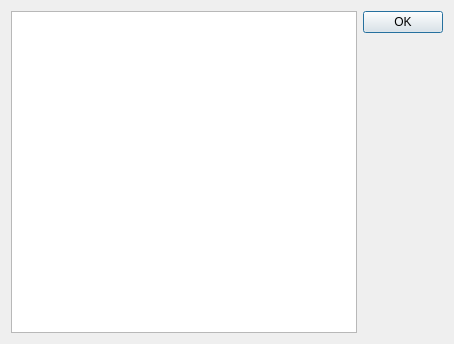
Qt form Centaur/ui/PluginsDialog.ui (519984307/Centaur) before a commit.
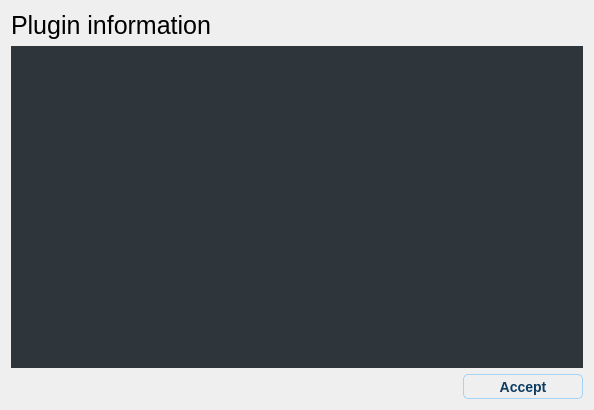
The same form after that commit.

Commit message: Starting to get rid of the XML ui file and the locale data in favor of the qt integrated one

The edit to the form file:
```diff
--- a/Centaur/ui/PluginsDialog.ui
+++ b/Centaur/ui/PluginsDialog.ui
@@ -9,8 +9,8 @@
    <rect>
     <x>0</x>
     <y>0</y>
-    <width>454</width>
-    <height>344</height>
+    <width>594</width>
+    <height>410</height>
    </rect>
   </property>
   <property name="minimumSize">
@@ -28,12 +28,190 @@
   <property name="windowTitle">
    <string>Plugins</string>
   </property>
+  <property name="styleSheet">
+   <string notr="true">QDialog{
+background-color: qlineargradient(x1:0.5, y1: 0, x2:0.5, y2:1, 
+							stop: 0 rgb(16,24,31) stop: 1  rgb(3,12,19));
+border: 0px;
+border-top-left-radius: 0px;
+border-top-right-radius: 0px;
+border-bottom-left-radius: 0px;
+border-bottom-right-radius: 0px;
+}
+
+
+
+QPushButton{
+font-size: 14px;
+font-weight: 600;
+color:  #0D3C61;
+border: 0px;
+border-radius:  5px;
+background-color: qlineargradient(x1:0.5, y1: 0, x2:0.5, y2:1, 
+							stop: 0 rgb(66,166,245) stop: 1  rgb(44,155,244));
+}
+
+
+QPushButton:default{
+font-size: 14px;
+font-weight: 800;
+color:  #0d3C61;
+border: 0px;
+border-radius:  5px;
+border: 1px solid rgba(144,203,249,200);
+background-color: qlineargradient(x1:0.5, y1: 0, x2:0.5, y2:1, 
+							stop: 0 rgb(77,171,245) stop: 1  rgb(44,155,244));
+}
+
+
+
+QPushButton:hover, QPushButton:hover:default{
+	background-color: qlineargradient(x1:0.5, y1: 0, x2:0.5, y2:1, 
+							stop: 0 rgb(89,176,246) stop: 1  rgb(66,166,245));
+}
+
+
+
+QPushButton:pressed{
+background-color: qlineargradient(x1:0.5, y1: 0, x2:0.5, y2:1, 
+							stop: 0 rgb(122,192,248) stop: 1  rgb(100,182,247));
+}
+
+QPushButton:pressed:default{
+background-color: qlineargradient(x1:0.5, y1: 0, x2:0.5, y2:1, 
+							stop: 0 rgb(122,192,248) stop: 1  rgb(100,182,247));
+}
+
+QPushButton:disabled{
+color: #c0c0c0;
+background-color: #9D9EA4;
+}
+
+QLineEdit{
+font-size: 14px;
+border: 0px;
+color: rgb(225,225,255);
+background-color: rgb(63,70,76);
+border-radius:  0px;
+border-bottom: 2px solid  rgb(63,70,76);
+min-height: 25px;
+padding: 0 0 0 5;
+}
+
+
+QLineEdit:hover{
+background-color:  rgb(78,85,90);
+border-bottom: 2px solid #6ec6ff;
+}
+
+QLineEdit:focus{
+color: white;
+background-color:  rgb(94,100,105);
+border-bottom: 2px solid rgb(33,150,243);
+}
+
+QGroupBox {
+	font-size: 14px;
+    background-color: rgb(26,34,40);
+    border-radius: 5px;
+    margin-top: 18px; /* leave space at the top for the title */
+}
+
+QGroupBox::title {
+    subcontrol-origin: margin;
+    subcontrol-position: top left; /* position at the top center */
+    padding: 0 3px;
+}
+
+
+</string>
+  </property>
   <property name="modal">
    <bool>true</bool>
   </property>
-  <layout class="QHBoxLayout" name="horizontalLayout">
-   <item>
+  <layout class="QGridLayout" name="gridLayout">
+   <item row="1" column="0" colspan="2">
     <widget class="QTableView" name="pluginsTable">
+     <property name="styleSheet">
+      <string notr="true">QTableView {
+    color: white;
+    background-color: rgb(46,53,59);
+    alternate-background-color: rgb(61,68,73);
+    border: 0px;
+}
+QTableView QTableCornerButton::section {
+
+   background-color: qlineargradient(x1:0.5, y1: 0, x2:0.5, y2:1, 
+							stop: 0 rgb(82,153,212) stop: 1  rgb(91,158,214));
+    border: 0px;
+}
+QTableView::item {
+    border: 0px;
+    height: 25px;
+}
+QTableView::item:hover{
+    background-color: rgb(79,85,90);
+}
+QTableView::item:hover:selected{
+    background-color: rgb(104,109,113);
+	font-weight: 800;
+}
+QTableView::item:selected{
+    color: white;
+	font-weight: 600;
+    background-color: rgba(91,97,102,125);
+}
+QHeaderView::section:checked
+{
+    background-color:  #3387CD;
+    color: white;
+}
+/***************************************************************************/
+QHeaderView::section {
+    font: normal 800 13px Roboto;
+    padding-left: 4px;
+    border: 0px;
+    height: 26px;
+	background-color: qlineargradient(x1:0.5, y1: 0, x2:0.5, y2:1, 
+							stop: 0 rgb(13,113,195) stop: 1  rgb(0,105,192));
+    color: white;
+    padding-left: 4px;
+    border: 0px;
+}
+
+
+QHeaderView::section:hover
+{
+    background-color: qlineargradient(x1:0.5, y1: 0, x2:0.5, y2:1, 
+							stop: 0 rgb(82,153,212) stop: 1  rgb(91,158,214));
+    color: white;
+}
+
+
+QLineEdit{
+font-size: 14px;
+border: 0px;
+color: rgb(225,225,255);
+background-color: #dfdfdf;
+border-radius:  0px;
+border-bottom: 2px solid  rgb(63,70,76);
+min-height: 25px;
+padding: 0 0 0 5;
+}
+
+
+QLineEdit:hover{
+background-color:  rgb(78,85,90);
+border-bottom: 2px solid #6ec6ff;
+}
+
+QLineEdit:focus{
+color: black;
+background-color:  #dfdfdf;
+border-bottom: 2px solid rgb(33,150,243);
+}
+</string>
+     </property>
      <property name="editTriggers">
       <set>QAbstractItemView::NoEditTriggers</set>
      </property>
@@ -43,18 +221,73 @@
      <property name="selectionBehavior">
       <enum>QAbstractItemView::SelectRows</enum>
      </property>
+     <property name="showGrid">
+      <bool>false</bool>
+     </property>
+     <property name="gridStyle">
+      <enum>Qt::NoPen</enum>
+     </property>
      <property name="sortingEnabled">
       <bool>true</bool>
      </property>
+     <attribute name="horizontalHeaderMinimumSectionSize">
+      <number>26</number>
+     </attribute>
+     <attribute name="horizontalHeaderStretchLastSection">
+      <bool>true</bool>
+     </attribute>
+     <attribute name="verticalHeaderMinimumSectionSize">
+      <number>26</number>
+     </attribute>
+     <attribute name="verticalHeaderDefaultSectionSize">
+      <number>26</number>
+     </attribute>
     </widget>
    </item>
-   <item>
-    <widget class="QDialogButtonBox" name="okBtn">
+   <item row="2" column="1">
+    <widget class="QPushButton" name="acceptButton">
+     <property name="minimumSize">
+      <size>
+       <width>120</width>
+       <height>25</height>
+      </size>
+     </property>
+     <property name="maximumSize">
+      <size>
+       <width>16777215</width>
+       <height>25</height>
+      </size>
+     </property>
+     <property name="text">
+      <string>Accept</string>
+     </property>
+     <property name="default">
+      <bool>true</bool>
+     </property>
+    </widget>
+   </item>
+   <item row="2" column="0">
+    <spacer name="horizontalSpacer">
      <property name="orientation">
-      <enum>Qt::Vertical</enum>
+      <enum>Qt::Horizontal</enum>
      </property>
-     <property name="standardButtons">
-      <set>QDialogButtonBox::Ok</set>
+     <property name="sizeHint" stdset="0">
+      <size>
+       <width>433</width>
+       <height>20</height>
+      </size>
+     </property>
+    </spacer>
+   </item>
+   <item row="0" column="0">
+    <widget class="QLabel" name="label">
+     <property name="styleSheet">
+      <string notr="true">QLabel{
+font-size:  25px;
+}</string>
+     </property>
+     <property name="text">
+      <string>Plugin information</string>
      </property>
     </widget>
    </item>
```
Left out of the diff: 39 changed lines with no effect on the pictures. The commit also changes 3 other files.
